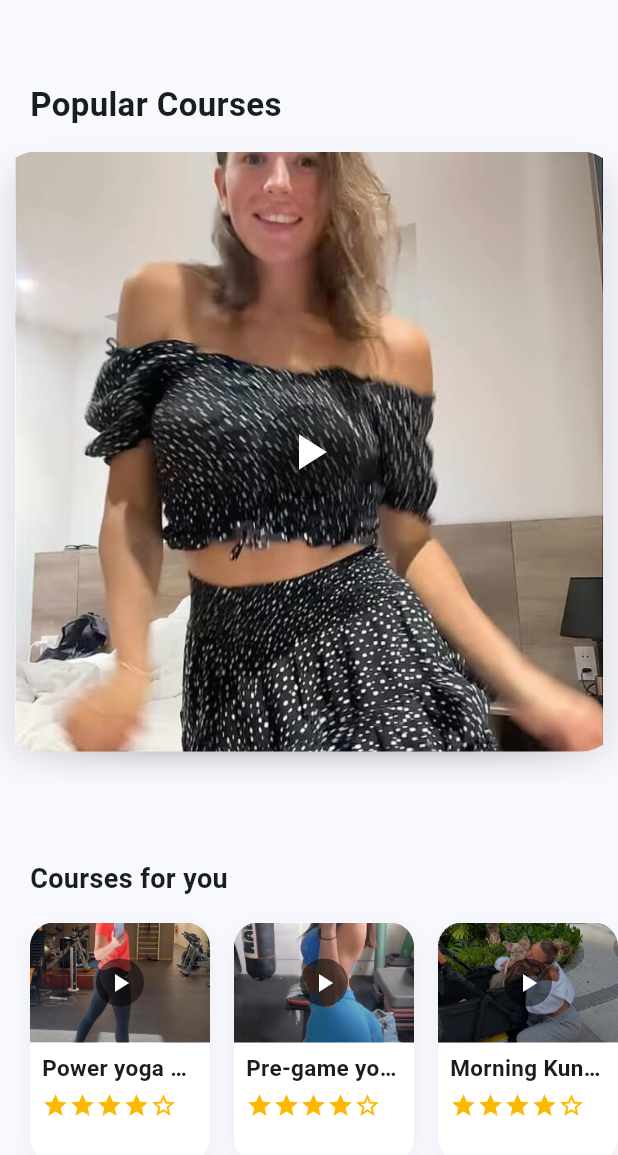
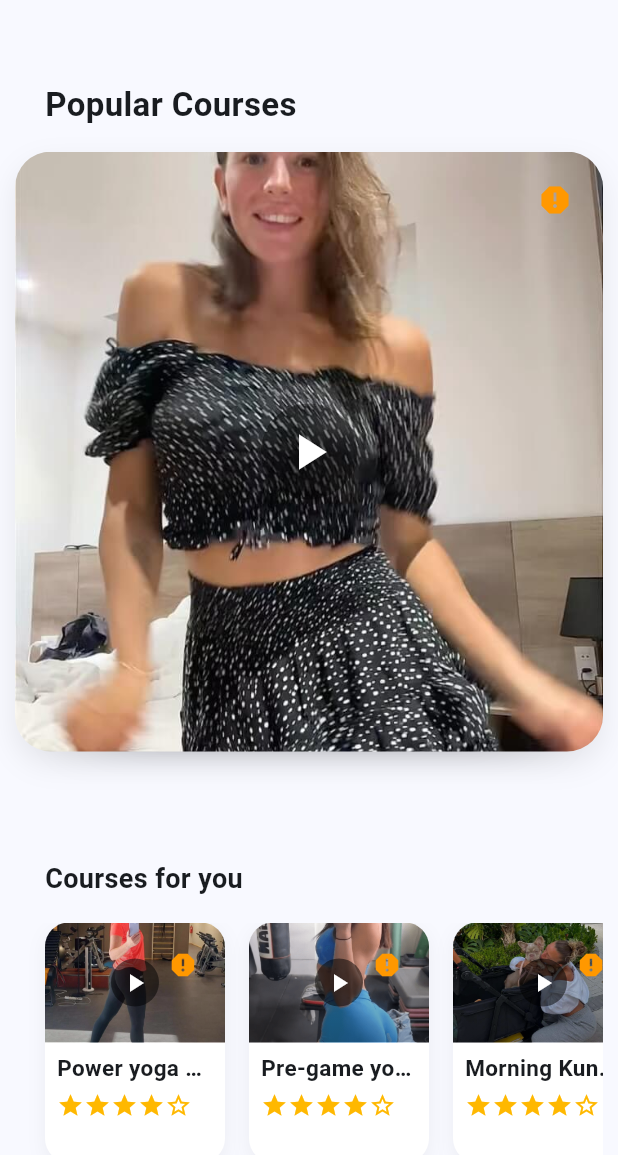
Before and after one commit to wuyayun520/Popoo, a Flutter app: the SuppliersModule widget shown alone on an empty page, opened directly, on a phone screen of 412 x 824 dp. Shown: the top 1155 px of the screen. Run offline on Flutter 3.47's test engine with Material 3 defaults, Android fonts, the light colour scheme and no system bars; our stand-ins replace image_picker, just_audio, package_info_plus, shared_preferences, video_player; missing offline and left inert: record; accounts and stored records are empty.

```diff
--- a/lib/screens/modules/suppliers_module.dart
+++ b/lib/screens/modules/suppliers_module.dart
@@ -89,7 +89,7 @@ class _SuppliersModuleState extends State<SuppliersModule> {
     }
     return SingleChildScrollView(
       child: Padding(
-        padding: const EdgeInsets.only(top: 30, left: 0, right: 0, bottom: 0),
+        padding: const EdgeInsets.only(top: 30, left: 10, right: 10, bottom: 0),
         child: Column(
           crossAxisAlignment: CrossAxisAlignment.start,
           children: [
@@ -118,94 +118,7 @@ class _SuppliersModuleState extends State<SuppliersModule> {
                 separatorBuilder: (_, __) => const SizedBox(width: 16),
                 itemBuilder: (context, index) {
                   final course = _randomCourses[index];
-                  return GestureDetector(
-                    onTap: () => _showVideo(context, course.videoUrl),
-                    child: Container(
-                      width: 120,
-                      decoration: BoxDecoration(
-                        color: Colors.white,
-                        borderRadius: BorderRadius.circular(16),
-                        boxShadow: [
-                          BoxShadow(
-                            color: Colors.black.withOpacity(0.05),
-                            blurRadius: 10,
-                            offset: const Offset(0, 4),
-                          ),
-                        ],
-                      ),
-                      child: Column(
-                        crossAxisAlignment: CrossAxisAlignment.start,
-                        children: [
-                          ClipRRect(
-                            borderRadius: const BorderRadius.only(
-                              topLeft: Radius.circular(16),
-                              topRight: Radius.circular(16),
-                            ),
-                            child: Stack(
-                              children: [
-                                Image.asset(
-                                  course.cover,
-                                  width: 120,
-                                  height: 80,
-                                  fit: BoxFit.cover,
-                                ),
-                                Positioned.fill(
-                                  child: Container(
-                                    decoration: BoxDecoration(
-                                      gradient: LinearGradient(
-                                        begin: Alignment.topCenter,
-                                        end: Alignment.bottomCenter,
-                                        colors: [
-                                          Colors.transparent,
-                                          Colors.black.withOpacity(0.3),
-                                        ],
-                                      ),
-                                    ),
-                                  ),
-                                ),
-                                Positioned.fill(
-                                  child: Center(
-                                    child: Container(
-                                      width: 32,
-                                      height: 32,
-                                      decoration: BoxDecoration(
-                                        color: Colors.black.withOpacity(0.5),
-                                        shape: BoxShape.circle,
-                                      ),
-                                      child: const Icon(
-                                        Icons.play_arrow,
-                                        color: Colors.white,
-                                        size: 20,
-                                      ),
-                                    ),
-                                  ),
-                                ),
-                              ],
-                            ),
-                          ),
-                          Padding(
-                            padding: const EdgeInsets.symmetric(horizontal: 8, vertical: 6),
-                            child: Text(
-                              course.title.split(' ').take(3).join(' '),
-                              style: const TextStyle(fontWeight: FontWeight.bold, fontSize: 15),
-                              maxLines: 1,
-                              overflow: TextOverflow.ellipsis,
-                            ),
-                          ),
-                          Padding(
-                            padding: const EdgeInsets.symmetric(horizontal: 8),
-                            child: Row(
-                              children: List.generate(5, (i) => Icon(
-                                i < course.rating ? Icons.star : Icons.star_border,
-                                color: const Color(0xFFFFB800),
-                                size: 18,
-                              )),
-                            ),
-                          ),
-                        ],
-                      ),
-                    ),
-                  );
+                  return _HorizontalCourseCard(course: course, onPlay: () => _showVideo(context, course.videoUrl));
                 },
               ),
             ),
@@ -375,6 +288,15 @@ class _StackedDraggableCardsState extends State<_StackedDraggableCards> {
                           videoUrl: _playingVideoUrl,
                           onPlay: () => _onPlay(course.videoUrl),
                           onCloseVideo: _onCloseVideo,
+                          onReport: () {
+                            setState(() {
+                              _isPlaying = false;
+                              _playingVideoUrl = null;
+                              if (_cardStack.length > 1) {
+                                _cardStack.removeLast();
+                              }
+                            });
+                          },
                         ),
                       ),
                     )
@@ -386,6 +308,7 @@ class _StackedDraggableCardsState extends State<_StackedDraggableCards> {
                       videoUrl: null,
                       onPlay: null,
                       onCloseVideo: null,
+                      onReport: null,
                     ),
             ),
           );
@@ -403,7 +326,57 @@ class _CourseCard extends StatelessWidget {
   final String? videoUrl;
   final VoidCallback? onPlay;
   final VoidCallback? onCloseVideo;
-  const _CourseCard({required this.course, required this.width, required this.height, required this.isPlaying, this.videoUrl, this.onPlay, this.onCloseVideo});
+  final VoidCallback? onReport;
+  const _CourseCard({required this.course, required this.width, required this.height, required this.isPlaying, this.videoUrl, this.onPlay, this.onCloseVideo, this.onReport});
+
+  void _showReportDialog(BuildContext context) async {
+    final reasons = [
+      'Spam',
+      'Inappropriate Content',
+      'Harassment',
+      'Other',
+    ];
+    String? selectedReason;
+    final confirmed = await showDialog<bool>(
+      context: context,
+      builder: (ctx) => StatefulBuilder(
+        builder: (ctx, setState) => AlertDialog(
+          title: const Text('Report Work'),
+          content: Column(
+            mainAxisSize: MainAxisSize.min,
+            children: [
+              ...reasons.map((reason) => RadioListTile<String>(
+                    title: Text(reason),
+                    value: reason,
+                    groupValue: selectedReason,
+                    onChanged: (val) {
+                      setState(() {
+                        selectedReason = val;
+                      });
+                    },
+                  )),
+            ],
+          ),
+          actions: [
+            TextButton(
+              onPressed: () => Navigator.pop(ctx, false),
+              child: const Text('Cancel'),
+            ),
+            TextButton(
+              onPressed: selectedReason == null ? null : () => Navigator.pop(ctx, true),
+              child: const Text('Report'),
+            ),
+          ],
+        ),
+      ),
+    );
+    if (confirmed == true && context.mounted) {
+      ScaffoldMessenger.of(context).showSnackBar(
+        const SnackBar(content: Text('Report submitted successfully.'), backgroundColor: Colors.orange),
+      );
+      if (onReport != null) onReport!();
+    }
+  }
 
   @override
   Widget build(BuildContext context) {
@@ -420,7 +393,9 @@ class _CourseCard extends StatelessWidget {
           ),
         ],
       ),
-      child: ClipRRect(
+      child: Stack(
+        children: [
+          ClipRRect(
             borderRadius: BorderRadius.circular(24),
             child: isPlaying && videoUrl != null
                 ? Stack(
@@ -460,6 +435,21 @@ class _CourseCard extends StatelessWidget {
                     ],
                   ),
           ),
+          // 举报按钮，右上角
+          Positioned(
+            top: 8,
+            right: 8,
+            child: Material(
+              color: Colors.transparent,
+              child: IconButton(
+                icon: const Icon(Icons.report, color: Colors.orange),
+                tooltip: 'Report',
+                onPressed: () => _showReportDialog(context),
+              ),
+            ),
+          ),
+        ],
+      ),
     );
   }
 }
@@ -497,8 +487,13 @@ class _VideoPlayerInlineState extends State<_VideoPlayerInline> {
     super.dispose();
   }
 
-  void _showControlsTemporarily() {
+  void _togglePlayPauseAndShowControls() {
     setState(() {
+      if (_controller.value.isPlaying) {
+        _controller.pause();
+      } else {
+        _controller.play();
+      }
       _showControls = true;
     });
     _hideTimer?.cancel();
@@ -526,7 +521,7 @@ class _VideoPlayerInlineState extends State<_VideoPlayerInline> {
     }
 
     return GestureDetector(
-      onTap: _showControlsTemporarily,
+      onTap: _togglePlayPauseAndShowControls,
       child: Stack(
         alignment: Alignment.center,
         children: [
@@ -645,3 +640,167 @@ class _VideoPlayerInlineState extends State<_VideoPlayerInline> {
     );
   }
 }
+
+class _HorizontalCourseCard extends StatelessWidget {
+  final _Course course;
+  final VoidCallback onPlay;
+  const _HorizontalCourseCard({required this.course, required this.onPlay});
+
+  void _showReportDialog(BuildContext context) async {
+    final reasons = [
+      'Spam',
+      'Inappropriate Content',
+      'Harassment',
+      'Other',
+    ];
+    String? selectedReason;
+    final confirmed = await showDialog<bool>(
+      context: context,
+      builder: (ctx) => StatefulBuilder(
+        builder: (ctx, setState) => AlertDialog(
+          title: const Text('Report Work'),
+          content: Column(
+            mainAxisSize: MainAxisSize.min,
+            children: [
+              ...reasons.map((reason) => RadioListTile<String>(
+                    title: Text(reason),
+                    value: reason,
+                    groupValue: selectedReason,
+                    onChanged: (val) {
+                      setState(() {
+                        selectedReason = val;
+                      });
+                    },
+                  )),
+            ],
+          ),
+          actions: [
+            TextButton(
+              onPressed: () => Navigator.pop(ctx, false),
+              child: const Text('Cancel'),
+            ),
+            TextButton(
+              onPressed: selectedReason == null ? null : () => Navigator.pop(ctx, true),
+              child: const Text('Report'),
+            ),
+          ],
+        ),
+      ),
+    );
+    if (confirmed == true && context.mounted) {
+      ScaffoldMessenger.of(context).showSnackBar(
+        const SnackBar(content: Text('Report submitted successfully.'), backgroundColor: Colors.orange),
+      );
+    }
+  }
+
+  @override
+  Widget build(BuildContext context) {
+    return Stack(
+      children: [
+        GestureDetector(
+          onTap: onPlay,
+          child: Container(
+            width: 120,
+            decoration: BoxDecoration(
+              color: Colors.white,
+              borderRadius: BorderRadius.circular(16),
+              boxShadow: [
+                BoxShadow(
+                  color: Colors.black.withOpacity(0.05),
+                  blurRadius: 10,
+                  offset: const Offset(0, 4),
+                ),
+              ],
+            ),
+            child: Column(
+              crossAxisAlignment: CrossAxisAlignment.start,
+              children: [
+                ClipRRect(
+                  borderRadius: const BorderRadius.only(
+                    topLeft: Radius.circular(16),
+                    topRight: Radius.circular(16),
+                  ),
+                  child: Stack(
+                    children: [
+                      Image.asset(
+                        course.cover,
+                        width: 120,
+                        height: 80,
+                        fit: BoxFit.cover,
+                      ),
+                      Positioned.fill(
+                        child: Container(
+                          decoration: BoxDecoration(
+                            gradient: LinearGradient(
+                              begin: Alignment.topCenter,
+                              end: Alignment.bottomCenter,
+                              colors: [
+                                Colors.transparent,
+                                Colors.black.withOpacity(0.3),
+                              ],
+                            ),
+                          ),
+                        ),
+                      ),
+                      Positioned.fill(
+                        child: Center(
+                          child: Container(
+                            width: 32,
+                            height: 32,
+                            decoration: BoxDecoration(
+                              color: Colors.black.withOpacity(0.5),
+                              shape: BoxShape.circle,
+                            ),
+                            child: const Icon(
+                              Icons.play_arrow,
+                              color: Colors.white,
+                              size: 20,
+                            ),
+                          ),
+                        ),
+                      ),
+                    ],
+                  ),
+                ),
+                Padding(
+                  padding: const EdgeInsets.symmetric(horizontal: 8, vertical: 6),
+                  child: Text(
+                    course.title.split(' ').take(3).join(' '),
+                    style: const TextStyle(fontWeight: FontWeight.bold, fontSize: 15),
+                    maxLines: 1,
+                    overflow: TextOverflow.ellipsis,
+                  ),
+                ),
+                Padding(
+                  padding: const EdgeInsets.symmetric(horizontal: 8),
+                  child: Row(
+                    children: List.generate(5, (i) => Icon(
+                      i < course.rating ? Icons.star : Icons.star_border,
+                      color: const Color(0xFFFFB800),
+                      size: 18,
+                    )),
+                  ),
+                ),
+              ],
+            ),
+          ),
+        ),
+        Positioned(
+          top: 4,
+          right: 4,
+          child: Material(
+            color: Colors.transparent,
+            child: IconButton(
+              icon: const Icon(Icons.report, color: Colors.orange, size: 20),
+              tooltip: 'Report',
+              padding: EdgeInsets.zero,
+              constraints: BoxConstraints(),
+              onPressed: () => _showReportDialog(context),
+            ),
+          ),
+        ),
+      ],
+    );
+  }
+}
--- a/pubspec.yaml
+++ b/pubspec.yaml
@@ -16,7 +16,7 @@ publish_to: 'none' # Remove this line if you wish to publish to pub.dev
 # https://developer.apple.com/library/archive/documentation/General/Reference/InfoPlistKeyReference/Articles/CoreFoundationKeys.html
 # In Windows, build-name is used as the major, minor, and patch parts
 # of the product and file versions while build-number is used as the build suffix.
-version: 1.0.0+3
+version: 1.0.0+4
 
 environment:
   sdk: '>=3.0.0 <4.0.0'
```
Also changed, not shown: 1 other file. Lines whose indentation alone changed are shown as unchanged.
